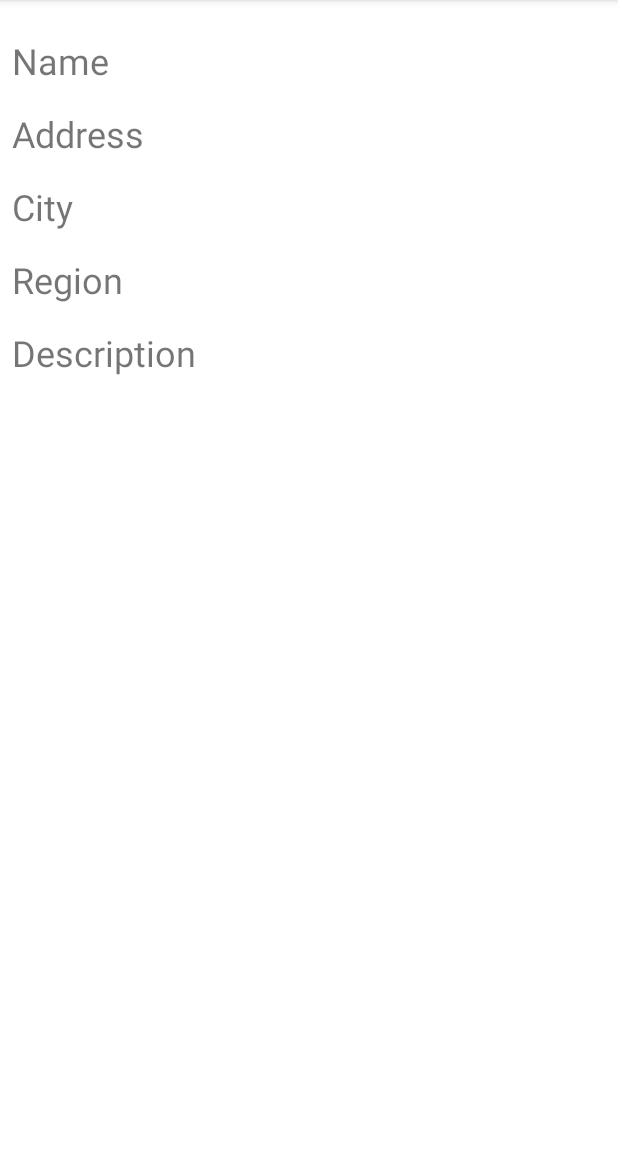
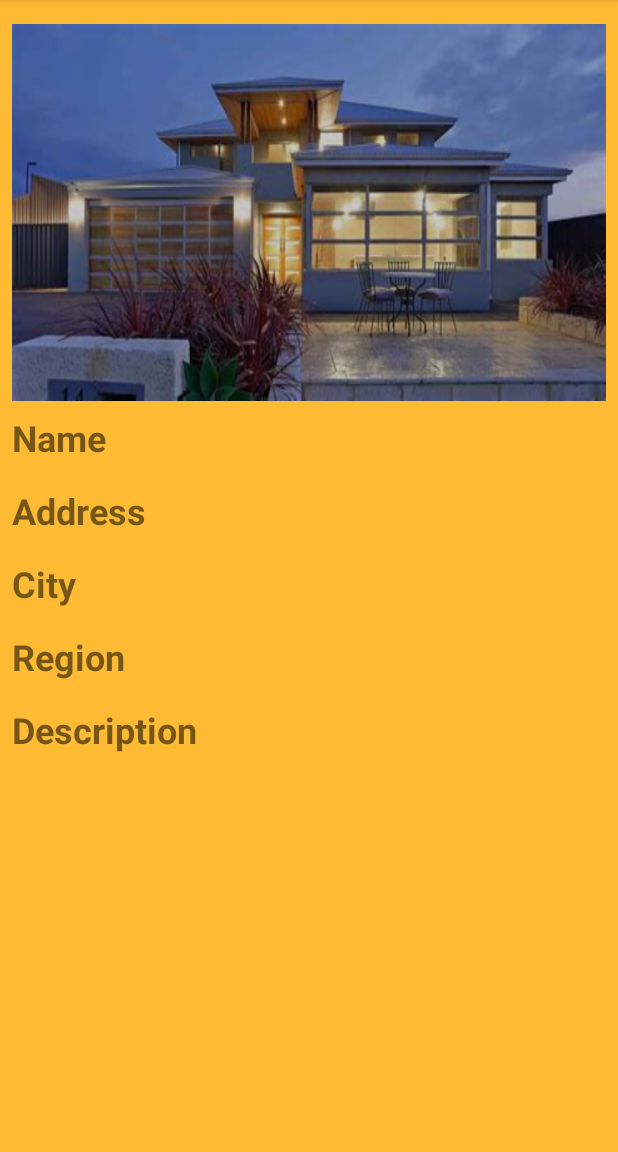
Before and after one commit to Jaylapuck/property-mobile, an Android app: the DisplayActivity screen opened directly, with no data from a screen before it, on a phone screen of 412 x 824 dp, the part 84-1236 px from its top. Run offline under Robolectric (Android 15) with nearby library versions, the phone set to English and light mode, and no system bars.

Commit message:
Fixed empty ListView crashing the app and added a default image in the displayActivity.

```diff
--- a/app/src/main/AndroidManifest.xml
+++ b/app/src/main/AndroidManifest.xml
@@ -9,12 +9,11 @@
         android:roundIcon="@mipmap/ic_launcher_round"
         android:supportsRtl="true"
         android:theme="@style/Theme.FinalAndroidProject">
-        <activity android:name=".CreateActivity"></activity>
+        <activity android:name=".CreateActivity" />
         <activity android:name=".DisplayActivity" />
         <activity android:name=".MainActivity">
             <intent-filter>
                 <action android:name="android.intent.action.MAIN" />
-
                 <category android:name="android.intent.category.LAUNCHER" />
             </intent-filter>
         </activity>
--- a/app/src/main/res/layout/activity_create.xml
+++ b/app/src/main/res/layout/activity_create.xml
@@ -4,6 +4,7 @@
     xmlns:tools="http://schemas.android.com/tools"
     android:layout_width="match_parent"
     android:layout_height="match_parent"
+    android:background="@android:color/holo_orange_light"
     tools:context=".CreateActivity">
 
     <EditText
--- a/app/src/main/res/layout/activity_display.xml
+++ b/app/src/main/res/layout/activity_display.xml
@@ -4,6 +4,7 @@
     xmlns:tools="http://schemas.android.com/tools"
     android:layout_width="match_parent"
     android:layout_height="match_parent"
+    android:background="@android:color/holo_orange_light"
     tools:context=".DisplayActivity">
 
     <LinearLayout
@@ -24,6 +25,12 @@
         app:layout_constraintVertical_bias="1.0">
 
 
+        <ImageView
+            android:id="@+id/imageView"
+            android:layout_width="match_parent"
+            android:layout_height="251dp"
+            android:background="@drawable/default_property" />
+
         <TextView
             android:id="@+id/txt_display_name"
             android:layout_width="match_parent"
@@ -32,7 +39,8 @@
             android:layout_marginBottom="8dp"
             android:fontFamily="sans-serif"
             android:text="@string/PropertyName"
-            android:textSize="24sp" />
+            android:textSize="24sp"
+            android:textStyle="bold" />
 
         <TextView
             android:id="@+id/txt_display_address"
@@ -42,7 +50,8 @@
             android:layout_marginBottom="8dp"
             android:fontFamily="sans-serif"
             android:text="@string/PropertyAddress"
-            android:textSize="24sp" />
+            android:textSize="24sp"
+            android:textStyle="bold" />
 
         <TextView
             android:id="@+id/txt_display_city"
@@ -52,7 +61,8 @@
             android:layout_marginBottom="8dp"
             android:fontFamily="sans-serif"
             android:text="@string/PropertyCity"
-            android:textSize="24sp" />
+            android:textSize="24sp"
+            android:textStyle="bold" />
 
         <TextView
             android:id="@+id/txt_display_region"
@@ -62,7 +72,8 @@
             android:layout_marginBottom="8dp"
             android:fontFamily="sans-serif"
             android:text="@string/PropertyRegion"
-            android:textSize="24sp" />
+            android:textSize="24sp"
+            android:textStyle="bold" />
 
         <TextView
             android:id="@+id/txt_display_description"
@@ -72,7 +83,8 @@
             android:layout_marginBottom="8dp"
             android:fontFamily="sans-serif"
             android:text="@string/PropertyDesc"
-            android:textSize="24sp" />
+            android:textSize="24sp"
+            android:textStyle="bold" />
 
     </LinearLayout>
 </androidx.constraintlayout.widget.ConstraintLayout>
--- a/app/src/main/res/layout/activity_main.xml
+++ b/app/src/main/res/layout/activity_main.xml
@@ -5,6 +5,7 @@
     xmlns:tools="http://schemas.android.com/tools"
     android:layout_width="match_parent"
     android:layout_height="match_parent"
+    android:background="@android:color/holo_orange_light"
     tools:context=".MainActivity">
 
     <Button
--- a/app/src/main/res/layout/sample.xml
+++ b/app/src/main/res/layout/sample.xml
@@ -25,7 +25,7 @@
 
         <Button
             android:id="@+id/button_sample_delete"
-            android:layout_weight="2.0"
+            android:layout_weight="1.8"
             android:layout_width="3dp"
             android:layout_height="match_parent"
             android:gravity="center"
```
Also changed, not shown: app/src/main/java/com/example/finalandroidproject/DBHandler.java (+70 -50 lines), app/src/main/java/com/example/finalandroidproject/MainActivity.java (+7 -7 lines), app/src/main/res/drawable-v24/default_property.jpg (added).
